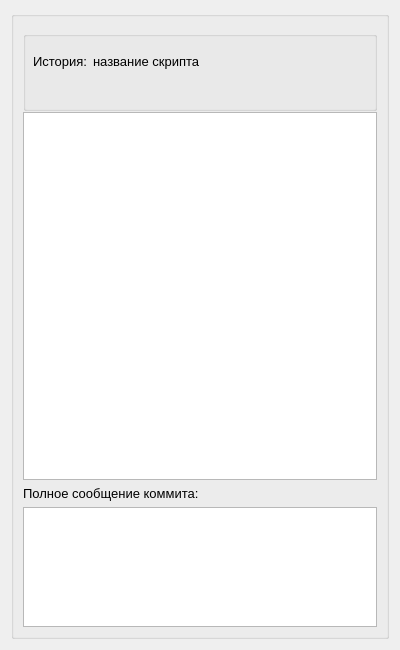
First picture: the form in GUIproto/historywindow.ui, repository MicranDIIS/script_storage, before the edit.
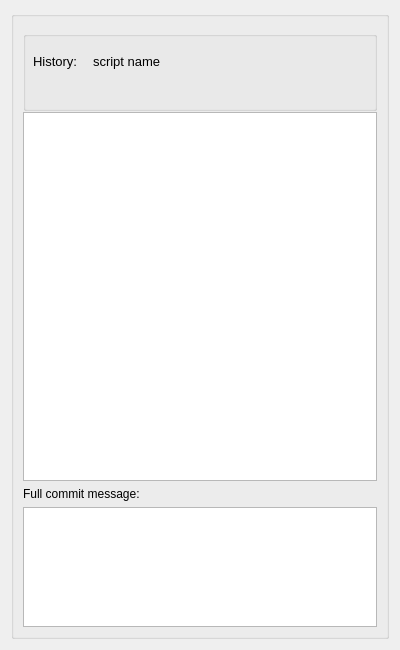
Second picture: the form after the edit.

The edit to the form file:
```diff
--- a/GUIproto/historywindow.ui
+++ b/GUIproto/historywindow.ui
@@ -75,7 +75,7 @@
           </font>
          </property>
          <property name="text">
-          <string>название скрипта</string>
+          <string>script name</string>
          </property>
         </widget>
         <widget class="QLabel" name="ScriptNameLabel_2">
@@ -93,7 +93,7 @@
           </font>
          </property>
          <property name="text">
-          <string>История:</string>
+          <string>History:</string>
          </property>
         </widget>
         <widget class="QLabel" name="hashLabel">
@@ -135,11 +135,7 @@
       <item>
        <widget class="QLabel" name="LowerLabel">
         <property name="text">
-         <string>&lt;!DOCTYPE HTML PUBLIC &quot;-//W3C//DTD HTML 4.0//EN&quot; &quot;http://www.w3.org/TR/REC-html40/strict.dtd&quot;&gt;
-&lt;html&gt;&lt;head&gt;&lt;meta name=&quot;qrichtext&quot; content=&quot;1&quot; /&gt;&lt;style type=&quot;text/css&quot;&gt;
-p, li { white-space: pre-wrap; }
-&lt;/style&gt;&lt;/head&gt;&lt;body style=&quot; font-family:'MS Shell Dlg 2'; font-size:8.25pt; font-weight:400; font-style:normal;&quot;&gt;
-&lt;p style=&quot; margin-top:0px; margin-bottom:0px; margin-left:0px; margin-right:0px; -qt-block-indent:0; text-indent:0px;&quot;&gt;&lt;span style=&quot; font-size:10pt;&quot;&gt;Полное сообщение коммита:&lt;/span&gt;&lt;/p&gt;&lt;/body&gt;&lt;/html&gt;</string>
+         <string>Full commit message:</string>
         </property>
        </widget>
       </item>
```
Left out of the diff: 2 changed lines with no effect on the pictures.
